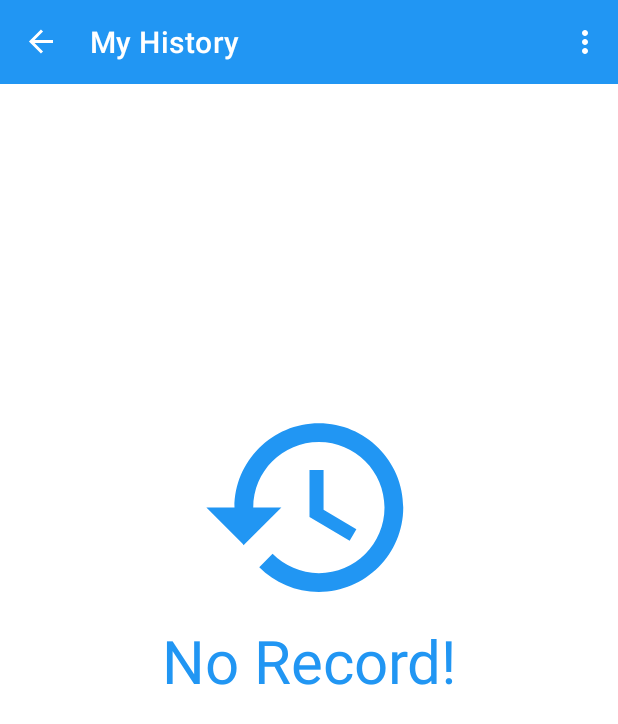
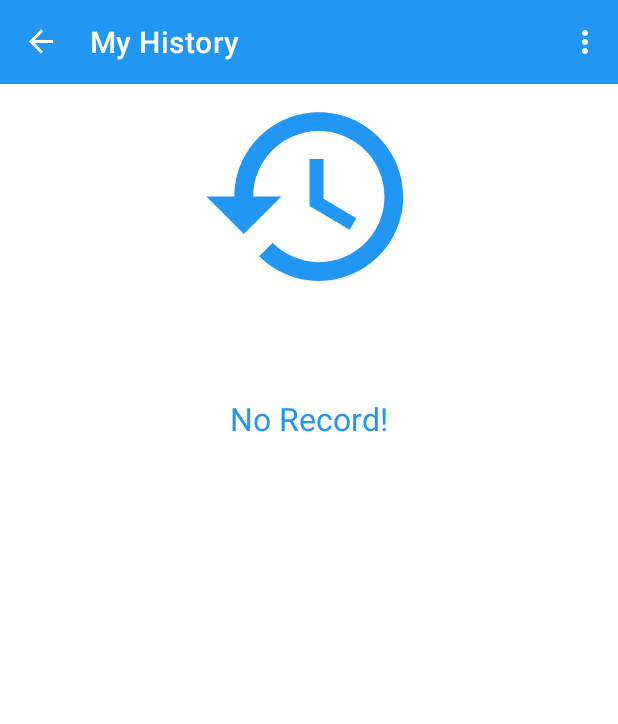
Before and after one commit to miraboh/SmartSchoolManager, an Android app: the screen it shows after launch (MainActivity), after a tap on "My History", on a phone screen of 412 x 824 dp. Shown: the top 724 px of the screen. Run offline under Robolectric (Android 15) with nearby library versions, the phone set to English and light mode, and no system bars; our stand-ins replace Dagger/Hilt's generated code, Firebase (no records; nobody signed in at launch, a user with empty details on screens opened directly), Room's generated code, data binding, navigation-ui; libraries missing offline, so code that uses them is left out: com.jakewharton.retrofit2; 4 statements that could not run were skipped.

Commit message:
History section completed (#25)
* Squashed commit of the following:

commit eb5eb2ed844f619f311ca035df89aabf4d5eed4e
Author: miraboh <MIRAboh581>
Date:   Tue Oct 13 02:53:27 2020 +0100
All Sections done

* Squashed commit of the following:

commit eb5eb2ed844f619f311ca035df89aabf4d5eed4e
Author: miraboh <MIRAboh581>
Date:   Tue Oct 13 02:53:27 2020 +0100
All Sections done

Co-authored-by: miraboh <MIRAboh581>

```diff
--- a/app/src/main/java/com/mobileedu02/smartschoolmanager/datatSource/remote/RetrofitModule.kt
+++ b/app/src/main/java/com/mobileedu02/smartschoolmanager/datatSource/remote/RetrofitModule.kt
@@ -1,10 +1,15 @@
 package com.mobileedu02.smartschoolmanager.datatSource.remote
 
+import android.content.Context
+import androidx.room.Room
 import com.jakewharton.retrofit2.adapter.kotlin.coroutines.CoroutineCallAdapterFactory
+import com.mobileedu02.smartschoolmanager.datatSource.local.SmartSchoolDao
+import com.mobileedu02.smartschoolmanager.datatSource.local.SmartSchoolDb
 import dagger.Module
 import dagger.Provides
 import dagger.hilt.InstallIn
 import dagger.hilt.android.components.ApplicationComponent
+import dagger.hilt.android.qualifiers.ApplicationContext
 import okhttp3.OkHttpClient
 import retrofit2.Retrofit
 import retrofit2.converter.gson.GsonConverterFactory
@@ -35,4 +40,30 @@ object RetrofitModule {
             .create(ApiService::class.java)
     }
     //commitment is the key
+
+    @Singleton
+    @Provides
+    fun buildDatabase(@ApplicationContext context: Context): SmartSchoolDb{
+        return Room.databaseBuilder(
+            context,
+            SmartSchoolDb::class.java,
+            SmartSchoolDb.DATABASE_NAME
+        ).build()
+    }
+
+    @Singleton
+    @Provides
+    fun provideDao(database: SmartSchoolDb): SmartSchoolDao {
+        return database.smartSchoolDao
+    }
+
+    @Singleton
+    @Provides
+    fun provideRepository(
+        dao: SmartSchoolDao,
+        retrofit: ApiService
+    ): SmartSchRepository{
+        return SmartSchRepository(dao, retrofit)
+    }
+
 }
--- a/app/src/main/java/com/mobileedu02/smartschoolmanager/datatSource/remote/SmartSchRepository.kt
+++ b/app/src/main/java/com/mobileedu02/smartschoolmanager/datatSource/remote/SmartSchRepository.kt
@@ -3,6 +3,8 @@ package com.mobileedu02.smartschoolmanager.datatSource.remote
 import androidx.lifecycle.LiveData
 import androidx.lifecycle.MutableLiveData
 import com.google.firebase.firestore.FirebaseFirestore
+import com.mobileedu02.smartschoolmanager.datatSource.local.SmartSchoolDao
+import com.mobileedu02.smartschoolmanager.model.History
 import com.mobileedu02.smartschoolmanager.model.News
 import com.mobileedu02.smartschoolmanager.model.Quiz
 import com.mobileedu02.smartschoolmanager.util.State
@@ -17,7 +19,9 @@ import javax.inject.Inject
 import javax.inject.Singleton
 
 @Singleton
-class SmartSchRepository @Inject constructor(private val apiService: ApiService){
+class SmartSchRepository @Inject constructor(
+    private val smartSchoolDao: SmartSchoolDao,
+    private val apiService: ApiService){
 
     private val mInstance = FirebaseFirestore.getInstance()
     private val getting = mInstance.collection("feeds").document("feedsId")
@@ -50,5 +54,10 @@ class SmartSchRepository @Inject constructor(private val apiService: ApiService)
             _downloadedQuiz.postValue(quiz)
         }
     }
+    suspend fun insertHistory(history: History) {
+        withContext(Dispatchers.IO) {
+            smartSchoolDao.insert(history)
+        }
+    }
 
 }
--- a/app/src/main/java/com/mobileedu02/smartschoolmanager/model/History.kt
+++ b/app/src/main/java/com/mobileedu02/smartschoolmanager/model/History.kt
@@ -9,11 +9,8 @@ data class History(
     @PrimaryKey(autoGenerate = true)
     var quizId: Long = 0L,
 
-    @ColumnInfo(name = "quiz_time")
+    @ColumnInfo(name = "quiz_time_date")
     val quizTime: Long = System.currentTimeMillis(),
-
-    @ColumnInfo(name = "quiz_date")
-    var quizDate: Long = System.currentTimeMillis(),
 
     @ColumnInfo(name = "score")
     var score: Int = 0
--- a/app/src/main/java/com/mobileedu02/smartschoolmanager/model/User.kt
+++ b/app/src/main/java/com/mobileedu02/smartschoolmanager/model/User.kt
@@ -4,7 +4,7 @@ import com.google.firebase.database.IgnoreExtraProperties
 
 
 @IgnoreExtraProperties
-data class Users(
+data class User(
     var surName: String? = "",
     var otherNames: String? = "",
     var phone: String? = "",
--- a/app/src/main/java/com/mobileedu02/smartschoolmanager/ui/fragments/history/HistoryFragment.kt
+++ b/app/src/main/java/com/mobileedu02/smartschoolmanager/ui/fragments/history/HistoryFragment.kt
@@ -1,26 +1,43 @@
 package com.mobileedu02.smartschoolmanager.ui.fragments.history
 
-import androidx.lifecycle.ViewModelProviders
 import android.os.Bundle
 import androidx.fragment.app.Fragment
 import android.view.LayoutInflater
 import android.view.View
 import android.view.ViewGroup
-import com.mobileedu02.smartschoolmanager.R
+import android.widget.TextView
+import androidx.lifecycle.Observer
+import com.mobileedu02.smartschoolmanager.databinding.HistoryFragmentBinding
+import dagger.hilt.android.AndroidEntryPoint
+import javax.inject.Inject
 
+@AndroidEntryPoint
 class HistoryFragment : Fragment() {
+
+    private lateinit var binding: HistoryFragmentBinding
+    @Inject
+    lateinit var viewModel: HistoryViewModel
+    private var txt: TextView? = null
 
     companion object {
         fun newInstance() = HistoryFragment()
     }
-
-    private lateinit var viewModel: HistoryViewModel
 
     override fun onCreateView(
         inflater: LayoutInflater, container: ViewGroup?,
         savedInstanceState: Bundle?
     ): View? {
 
-        return inflater.inflate(R.layout.history_fragment, container, false)
+        binding = HistoryFragmentBinding.inflate(inflater)
+
+
+        txt = binding.txtView
+        viewModel.historyTransformedData.observe(
+            viewLifecycleOwner, Observer {
+                txt!!.text = it
+            }
+        )
+
+        return binding.root
     }
 }
--- a/app/src/main/java/com/mobileedu02/smartschoolmanager/ui/fragments/history/HistoryViewModel.kt
+++ b/app/src/main/java/com/mobileedu02/smartschoolmanager/ui/fragments/history/HistoryViewModel.kt
@@ -1,7 +1,23 @@
 package com.mobileedu02.smartschoolmanager.ui.fragments.history
 
 import android.app.Application
-import androidx.lifecycle.ViewModel
+import androidx.lifecycle.AndroidViewModel
+import androidx.lifecycle.Transformations
+import com.mobileedu02.smartschoolmanager.datatSource.local.SmartSchoolDao
+import com.mobileedu02.smartschoolmanager.util.formatHistory
+import javax.inject.Inject
+import javax.inject.Singleton
 
 
-class HistoryViewModel: ViewModel()
+@Singleton
+class HistoryViewModel @Inject constructor(smartSchoolDao: SmartSchoolDao,
+                       application: Application): AndroidViewModel(application){
+
+    val history = smartSchoolDao.getAllHistory()
+
+
+        val historyTransformedData = Transformations.map(history) {
+            formatHistory(it, application.resources)
+        }
+
+}
--- a/app/src/main/res/layout/history_fragment.xml
+++ b/app/src/main/res/layout/history_fragment.xml
@@ -16,24 +16,38 @@ xmlns:tools="http://schemas.android.com/tools">
         android:layout_gravity="center">
 
         <ImageView
+            android:id="@+id/imageView3"
             android:layout_width="150dp"
             android:layout_height="150dp"
             android:background="@drawable/history"
-            app:layout_constraintBottom_toTopOf="@+id/textView4"
             app:layout_constraintEnd_toEndOf="parent"
-            app:layout_constraintStart_toStartOf="parent" />
+            app:layout_constraintStart_toStartOf="parent"
+            app:layout_constraintTop_toTopOf="parent" />
 
-        <TextView
-            android:id="@+id/textView4"
+        <androidx.core.widget.NestedScrollView
+            android:id="@+id/scroll_view"
             android:layout_width="wrap_content"
             android:layout_height="wrap_content"
-            android:text="No Record!"
-            android:textColor="@color/colorPrimary"
-            android:textSize="40dp"
             app:layout_constraintBottom_toBottomOf="parent"
             app:layout_constraintEnd_toEndOf="parent"
             app:layout_constraintStart_toStartOf="parent"
-            app:layout_constraintTop_toTopOf="parent" />
+            app:layout_constraintTop_toBottomOf="@id/imageView3"
+            app:layout_constraintVertical_bias="0.100000024">
+
+            <TextView
+                android:id="@+id/txtView"
+                android:layout_width="wrap_content"
+                android:layout_height="wrap_content"
+                android:text="No Record!"
+                android:textColor="@color/colorPrimary"
+                android:textSize="21sp"
+                app:layout_constraintBottom_toBottomOf="parent"
+                app:layout_constraintEnd_toEndOf="parent"
+                app:layout_constraintStart_toStartOf="parent"
+                app:layout_constraintTop_toBottomOf="@+id/imageView3"
+                app:layout_constraintVertical_bias="0.0" />
+        </androidx.core.widget.NestedScrollView>
+
     </androidx.constraintlayout.widget.ConstraintLayout>
 
 </layout>
--- a/app/src/main/res/values/strings.xml
+++ b/app/src/main/res/values/strings.xml
@@ -9,4 +9,5 @@
     <string name="copy_right">© 2020 Smart School. All rights reserved.</string>
     <string name="about_us">About Us</string>
     <string name="no_score_message">Hello, you are either yet to register or to take the test</string>
+    <string name="score">Scored: </string>
 </resources>
```
Also changed, not shown: app/src/main/java/com/mobileedu02/smartschoolmanager/datatSource/local/RoomdbModule.kt (+33 -33 lines), app/src/main/java/com/mobileedu02/smartschoolmanager/datatSource/local/SmartSchoolDao.kt (+0 -7 lines), app/src/main/java/com/mobileedu02/smartschoolmanager/datatSource/local/SmartSchoolDb.kt (+22 -22 lines), app/src/main/java/com/mobileedu02/smartschoolmanager/ui/fragments/quiz/QuizFragment.kt (+16 -2 lines), app/src/main/java/com/mobileedu02/smartschoolmanager/ui/fragments/quiz/QuizViewModel.kt (+16 -2 lines), app/src/main/java/com/mobileedu02/smartschoolmanager/ui/fragments/result/ResultsFragment.kt (+2 -6 lines), app/src/main/java/com/mobileedu02/smartschoolmanager/util/Util.kt (+32 -0 lines).
